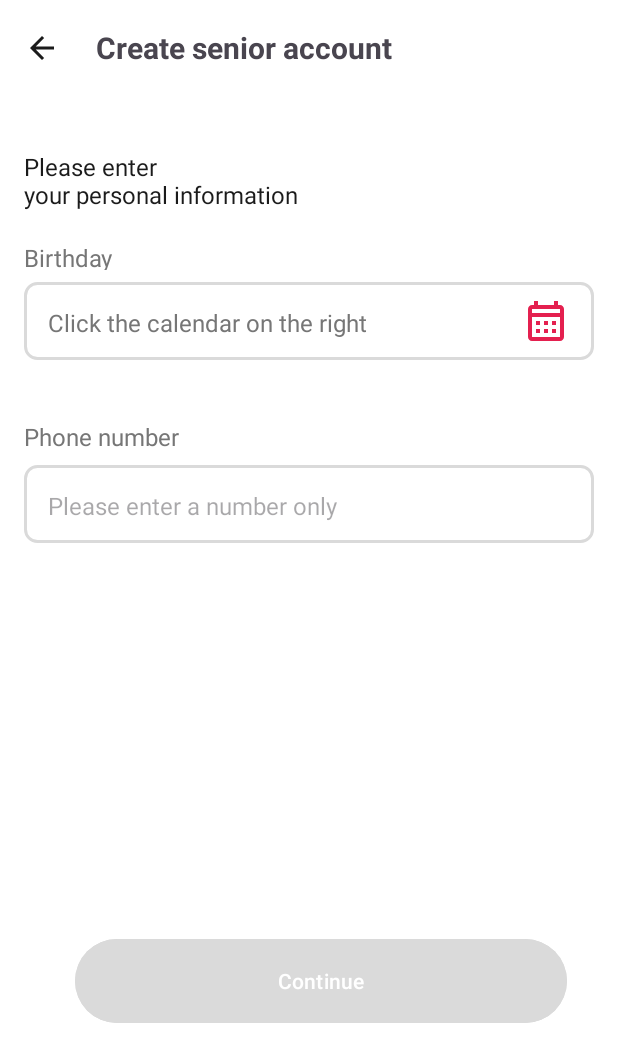
After one commit to Sohyunnnn/2024-Elderus-SolutionChallenge, an Android app: the SignupOldGoogleActivity screen opened directly, with no data from a screen before it, on a phone screen of 412 x 824 dp. The commit adds this screen. Shown: the top 1062 px of the screen. Run offline under Robolectric (Android 15) with nearby library versions, the phone set to English and light mode, and no system bars.

Commit message:
Feat: senior 구글 로그인 페이지 UI 구현

```diff
--- a/ANDROID/app/src/main/AndroidManifest.xml
+++ b/ANDROID/app/src/main/AndroidManifest.xml
@@ -16,6 +16,9 @@
         android:supportsRtl="true"
         android:theme="@style/Theme.Elderus"
         tools:targetApi="31">
+        <activity
+            android:name=".SignupOldGoogleActivity"
+            android:exported="false" />
         <activity
             android:name=".FCMActivity"
             android:exported="false" />
--- /dev/null
+++ b/ANDROID/app/src/main/java/com/example/elderus/MyFirebaseMessagingService.kt
@@ -0,0 +1,72 @@
+package com.example.elderus
+
+import android.app.NotificationChannel
+import android.app.NotificationManager
+import android.app.PendingIntent
+import android.app.Service
+import android.content.Intent
+import android.content.pm.PackageManager
+import android.media.RingtoneManager
+import android.net.Uri
+import android.os.Build
+import android.os.IBinder
+import android.util.Log
+import androidx.annotation.RequiresApi
+import androidx.core.app.NotificationCompat
+import androidx.core.app.NotificationManagerCompat
+import androidx.core.content.ContextCompat
+import com.google.firebase.messaging.FirebaseMessagingService
+import com.google.firebase.messaging.RemoteMessage
+import com.google.firebase.messaging.remoteMessage
+
+class MyFirebaseMessagingService : FirebaseMessagingService() {
+
+    override fun onNewToken(token: String) {
+        //super.onNewToken(token)
+        //FCM 토큰이 갱신되었을 때 필요한 작업 수행
+        Log.d("FCM Log", "Refreshed token : $token")
+    }
+
+    @RequiresApi(Build.VERSION_CODES.O)
+    override fun onMessageReceived(message: RemoteMessage) {
+       // super.onMessageReceived(message)
+        //FCM 메시지 title과 body를 수신, sendNotification 메서드에 처리
+        message.notification?.let { notification ->
+            val title = notification.title
+            val body = notification.body
+            sendNotification(title, body)
+        }
+    }
+
+    @RequiresApi(Build.VERSION_CODES.O)
+    private fun sendNotification(title: String?, body: String?) {
+        //알림 채널
+        val channelId = "my_channel_id"
+        val channelName = "My Channel"
+        val importance = NotificationManager.IMPORTANCE_HIGH
+
+        //알람 클릭시 열릴 액티비티
+        val intent = Intent(this, MainActivity::class.java).apply{
+            addFlags(Intent.FLAG_ACTIVITY_CLEAR_TOP)
+
+        }
+
+        val pendingIntent = PendingIntent.getActivity(this, 0, intent, PendingIntent.FLAG_IMMUTABLE)
+
+        val soundUri: Uri = RingtoneManager.getDefaultUri(RingtoneManager.TYPE_NOTIFICATION)
+
+        val builder = NotificationCompat.Builder(this, channelId).setSmallIcon(R.drawable.ic_hospital)
+            .setContentTitle(title)
+            .setContentText(body)
+            .setAutoCancel(true) // 알림 클릭 시 사라지기
+            .setSound(soundUri)
+            .setContentIntent(pendingIntent)
+
+        val notificationManager = NotificationManagerCompat.from(this)
+        notificationManager.createNotificationChannel(NotificationChannel(channelId,channelName, importance))
+        if(ContextCompat.checkSelfPermission(this, android.Manifest.permission.POST_NOTIFICATIONS)
+            == PackageManager.PERMISSION_GRANTED){
+            notificationManager.notify(0, builder.build())
+        }
+    }
+}
--- /dev/null
+++ b/ANDROID/app/src/main/java/com/example/elderus/SignupOldGoogleActivity.kt
@@ -0,0 +1,11 @@
+package com.example.elderus
+
+import androidx.appcompat.app.AppCompatActivity
+import android.os.Bundle
+
+class SignupOldGoogleActivity : AppCompatActivity() {
+    override fun onCreate(savedInstanceState: Bundle?) {
+        super.onCreate(savedInstanceState)
+        setContentView(R.layout.activity_signup_old_google)
+    }
+}
--- /dev/null
+++ b/ANDROID/app/src/main/res/drawable/btn_back.xml
@@ -0,0 +1,9 @@
+<vector xmlns:android="http://schemas.android.com/apk/res/android"
+    android:width="24dp"
+    android:height="24dp"
+    android:viewportWidth="24"
+    android:viewportHeight="24">
+  <path
+      android:pathData="M20,11H7.83L13.42,5.41L12,4L4,12L12,20L13.41,18.59L7.83,13H20V11Z"
+      android:fillColor="#1B1B1B"/>
+</vector>
--- /dev/null
+++ b/ANDROID/app/src/main/res/drawable/btn_calendar.xml
@@ -0,0 +1,9 @@
+<vector xmlns:android="http://schemas.android.com/apk/res/android"
+    android:width="32dp"
+    android:height="32dp"
+    android:viewportWidth="32"
+    android:viewportHeight="32">
+  <path
+      android:pathData="M25.333,5.333H24V2.667H21.333V5.333H10.667V2.667H8V5.333H6.667C5.187,5.333 4.013,6.533 4.013,8L4,26.667C4,28.133 5.187,29.333 6.667,29.333H25.333C26.8,29.333 28,28.133 28,26.667V8C28,6.533 26.8,5.333 25.333,5.333ZM25.333,26.667H6.667V13.333H25.333V26.667ZM25.333,10.667H6.667V8H25.333V10.667ZM12,18.667H9.333V16H12V18.667ZM17.333,18.667H14.667V16H17.333V18.667ZM22.667,18.667H20V16H22.667V18.667ZM12,24H9.333V21.333H12V24ZM17.333,24H14.667V21.333H17.333V24ZM22.667,24H20V21.333H22.667V24Z"
+      android:fillColor="#E4204F"/>
+</vector>
--- /dev/null
+++ b/ANDROID/app/src/main/res/drawable/login_edit_text.xml
@@ -0,0 +1,14 @@
+<?xml version="1.0" encoding="utf-8"?>
+    <shape xmlns:android="http://schemas.android.com/apk/res/android">
+
+        <solid android:color="#FFFFFF" />
+        <stroke
+            android:width="2dp"
+            android:color="@color/gray2" />
+        <corners android:radius="8dp" />
+        <padding
+            android:left="16dp"
+            android:right="16dp"
+            android:top="17dp"
+            android:bottom="17dp" />
+    </shape>
--- /dev/null
+++ b/ANDROID/app/src/main/res/layout/activity_signup_old_google.xml
@@ -0,0 +1,156 @@
+<?xml version="1.0" encoding="utf-8"?>
+<androidx.constraintlayout.widget.ConstraintLayout xmlns:android="http://schemas.android.com/apk/res/android"
+    xmlns:app="http://schemas.android.com/apk/res-auto"
+    xmlns:tools="http://schemas.android.com/tools"
+    android:layout_width="match_parent"
+    android:layout_height="match_parent"
+    tools:context=".SignupOldGoogleActivity"
+    android:background="@color/white">
+
+    <androidx.appcompat.widget.Toolbar
+        android:id="@+id/Toolbar"
+        android:layout_width="match_parent"
+        android:layout_height="wrap_content"
+        app:layout_constraintStart_toStartOf="parent"
+        app:layout_constraintTop_toTopOf="parent">
+
+        <ImageView
+            android:layout_width="wrap_content"
+            android:layout_height="wrap_content"
+            android:background="@drawable/btn_back"/>
+        <View
+            android:layout_width="8dp"
+            android:layout_height="0dp"/>
+
+        <TextView
+            android:layout_width="wrap_content"
+            android:layout_height="wrap_content"
+            android:text="Create senior account"
+            android:textSize="20dp"
+            android:textStyle="bold|normal"
+            android:padding="16sp"
+            android:layout_PaddingLeft="8dp" />
+
+    </androidx.appcompat.widget.Toolbar>
+
+    <TextView
+        android:id="@+id/please_ente"
+        android:layout_width="wrap_content"
+        android:layout_height="wrap_content"
+        android:text="@string/please_ente"
+        android:textAppearance="@style/please_ente"
+        android:layout_marginLeft="16dp"
+        android:textSize="16sp"
+        app:layout_constraintStart_toStartOf="parent"
+        app:layout_constraintTop_toBottomOf="@id/Toolbar"
+        android:layout_marginTop="36dp" />
+
+    <TextView
+        android:id="@+id/birthday"
+        android:layout_width="60dp"
+        android:layout_height="19dp"
+        android:textSize="16sp"
+        android:textColor="#767676"
+        app:layout_constraintStart_toStartOf="parent"
+        app:layout_constraintTop_toBottomOf="@id/please_ente"
+        android:text="Birthday"
+        android:layout_marginTop="20dp"
+        android:layout_marginLeft="16dp"
+        />
+
+    <androidx.constraintlayout.widget.ConstraintLayout
+        android:layout_width="0dp"
+        android:layout_height="52dp"
+        android:orientation="horizontal"
+        android:background="@drawable/login_edit_text"
+        app:layout_constraintStart_toStartOf="parent"
+        app:layout_constraintEnd_toEndOf="parent"
+        android:layout_marginHorizontal="16dp"
+        android:padding="0dp"
+        app:layout_constraintTop_toBottomOf="@id/birthday"
+        android:layout_marginTop="8dp"
+        android:id="@+id/birthday_rec">
+
+        <TextView
+            app:layout_constraintTop_toTopOf="@id/birthday_rec"
+            android:id="@+id/birthday_txt"
+            android:layout_width="wrap_content"
+            android:layout_height="wrap_content"
+            android:layout_marginLeft="16dp"
+            android:layout_marginTop="17dp"
+            app:layout_constraintStart_toStartOf="@id/birthday_rec"
+            android:text="Click the calendar on the right"
+            android:textColor="@color/gray1"
+            android:textSize="16sp"
+            android:layout_marginVertical="16dp"
+            />
+
+        <ImageView
+            android:layout_width="32dp"
+            android:layout_height="32dp"
+            android:src="@drawable/btn_calendar"
+            app:layout_constraintTop_toTopOf="@id/birthday_rec"
+            app:layout_constraintEnd_toEndOf="@id/birthday_rec"
+            android:layout_marginRight="16dp"
+            android:layout_marginTop="10dp"/>
+
+    </androidx.constraintlayout.widget.ConstraintLayout>
+
+
+    <TextView
+        android:id="@+id/phone_num"
+        android:layout_width="wrap_content"
+        android:layout_height="wrap_content"
+        android:textSize="16sp"
+        android:textColor="#767676"
+        app:layout_constraintTop_toBottomOf="@id/birthday_rec"
+        app:layout_constraintStart_toStartOf="parent"
+        android:text="Phone number"
+        android:layout_marginTop="40dp"
+        android:layout_marginLeft="16dp"
+        />
+
+    <androidx.constraintlayout.widget.ConstraintLayout
+        android:layout_width="0dp"
+        android:layout_height="52dp"
+        android:orientation="horizontal"
+        android:background="@drawable/login_edit_text"
+        app:layout_constraintStart_toStartOf="parent"
+        app:layout_constraintEnd_toEndOf="parent"
+        app:layout_constraintTop_toBottomOf="@id/phone_num"
+        android:layout_marginHorizontal="16dp"
+        android:padding="0dp"
+        android:layout_marginTop="8dp"
+        android:id="@+id/phone_rec">
+
+        <EditText
+            app:layout_constraintTop_toTopOf="@id/phone_rec"
+            android:id="@+id/phone_txt"
+            android:layout_width="wrap_content"
+            android:layout_height="wrap_content"
+            android:layout_marginLeft="16dp"
+            app:layout_constraintStart_toStartOf="@id/phone_rec"
+            android:hint="Please enter a number only"
+            android:textSize="16sp"
+            android:layout_marginVertical="16dp"
+            android:background="@android:color/transparent"
+            />
+
+    </androidx.constraintlayout.widget.ConstraintLayout>
+
+
+    <Button
+        android:layout_width="328dp"
+        android:layout_height="64dp"
+        android:text="Continue"
+        app:layout_constraintStart_toStartOf="parent"
+        app:layout_constraintEnd_toEndOf="parent"
+        app:layout_constraintTop_toBottomOf="@id/phone_rec"
+        android:layout_marginTop="260sp"
+        android:layout_marginLeft="16dp"
+        android:backgroundTint="#DADADA"/>
+
+
+
+
+</androidx.constraintlayout.widget.ConstraintLayout>
--- a/ANDROID/app/src/main/res/values/colors.xml
+++ b/ANDROID/app/src/main/res/values/colors.xml
@@ -5,4 +5,5 @@
     <color name="main_color">#E4204F</color>
     <color name="gray1">#767676</color>
     <color name="main_transparent4">#FEF6F8</color>
+    <color name="gray2">#DADADA</color>
 </resources>
--- a/ANDROID/app/src/main/res/values/strings.xml
+++ b/ANDROID/app/src/main/res/values/strings.xml
@@ -2,4 +2,7 @@
     <string name="app_name">Elderus</string>
     <!-- TODO: Remove or change this placeholder text -->
     <string name="hello_blank_fragment">Hello blank fragment</string>
+    <string name="google_acou">Google account information</string>
+    <string name="some_id">Create senior account</string>
+    <string name="please_ente">Please enter\nyour personal information</string>
 </resources>
--- /dev/null
+++ b/ANDROID/app/src/main/res/values/style.xml
@@ -0,0 +1,11 @@
+<?xml version="1.0" encoding="utf-8"?>
+<resources>
+    <style name="some_id">
+        <item name="android:textSize">20sp</item>
+        <item name="android:textColor">#1B1B1B</item>
+    </style>
+    <style name="please_ente">
+        <item name="android:textSize">20sp</item>
+        <item name="android:textColor">#1B1B1B</item>
+    </style>
+</resources>
```
